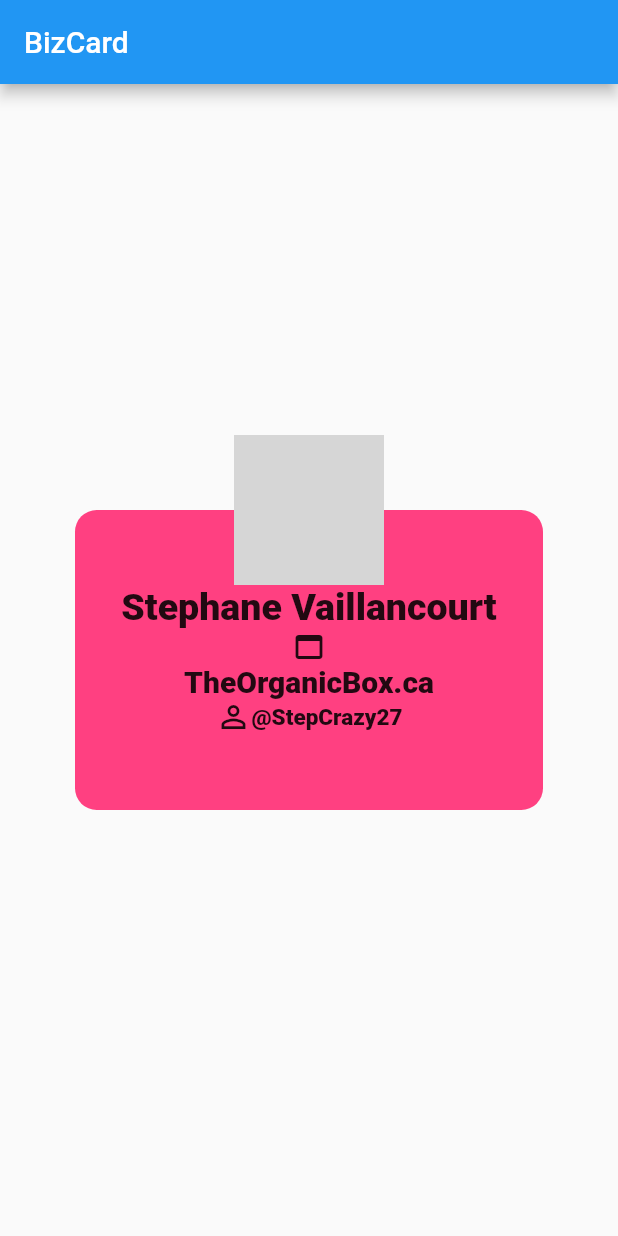
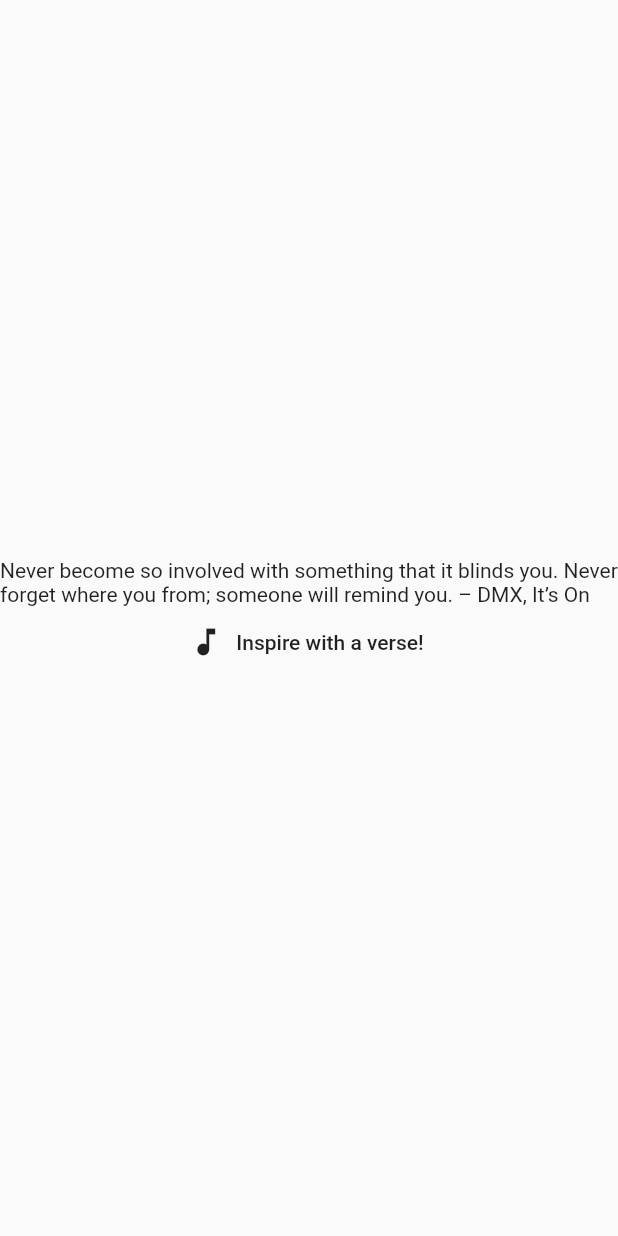
Before and after one commit to svaillancourt/Hello-World-Flutter, a Flutter app: the screen it shows after launch, on a phone screen of 412 x 824 dp. Run offline on Flutter 3.47's test engine with Material 2 defaults, Android fonts, the phone set to English and light mode, and no system bars; statements that could not run were skipped; grey boxes are pictures that could not be loaded.

```diff
--- a/lib/main.dart
+++ b/lib/main.dart
@@ -7,6 +7,6 @@ import 'ui/home.dart';
 
 void main() {
   runApp(new MaterialApp(
-    home: BizCard(),
+    home: Wisdom(),
   ));
 }
--- a/lib/ui/home.dart
+++ b/lib/ui/home.dart
@@ -1,4 +1,51 @@
 import 'package:flutter/material.dart';
+
+class Wisdom extends StatefulWidget {
+  @override
+  _WisdomState createState() => _WisdomState();
+}
+
+int _index = 0;
+
+List quotes = [
+  "Never become so involved with something that it blinds you. Never forget where you from; someone will remind you. – DMX, It’s On",
+  "Identity is a prison you can never escape, but the way to redeem your past is not to run from it, but to try to understand it, and use it as a foundation to grow. – Jay Z",
+  "Jump regardless of the consequence, cause even on the night of the apocalypse, everybody’s an optimist. – Tonedeff, Optimist",
+  "The purpose of life is a life with a purpose. So, I’d rather die for a cause, than live a life that is worthless. – Immortal Technique",
+  "Rosa Parks sat so Martin Luther could walk. Martin Luther walked so Barack Obama could run. Barack Obama ran so all the children could fly. So I’ma spread my wings, you can meet me in the sky. – Jay Z, My President Is Black",
+  "My whole thing is to inspire, to better people, to better myself forever in this thing that we call rap, this thing that we call hip hop. – Kendrick Lamar",
+  "Even though you’re fed up, you got to keep ya head up. – 2Pac, Keep Ya Head Up",
+  "No law’s gonna change us, we have to change us. – Macklemore and Ryan Lewis, Same Love",
+  "It’s only human to express the way you really feel, but that same humanity is my Achilles’ heel. A leopard can’t change his spots and never will; So, I’m forever I’ll, now I can never chill. – Black Thought",
+  "And the land of the free is full of free loaders, leave us dead in the street to be your organ donors. – Joey Bada$$, Land of the Free",
+];
+
+class _WisdomState extends State<Wisdom> {
+  @override
+  Widget build(BuildContext context) {
+    return Scaffold(
+      body: Container(
+        child: Column(
+          mainAxisAlignment: MainAxisAlignment.center,
+          children: [
+            Text(quotes[_index % quotes.length]),
+            FlatButton.icon(
+                onPressed: _showQuote,
+                icon: Icon(Icons.music_note),
+                label: Text("Inspire with a verse!"))
+          ],
+        ),
+      ),
+    );
+  }
+
+  void _showQuote() {
+    // increment our index/counter by 1
+    setState(() {
+      _index += 1;
+    });
+  }
+}
 
 class BizCard extends StatelessWidget {
   @override
```
